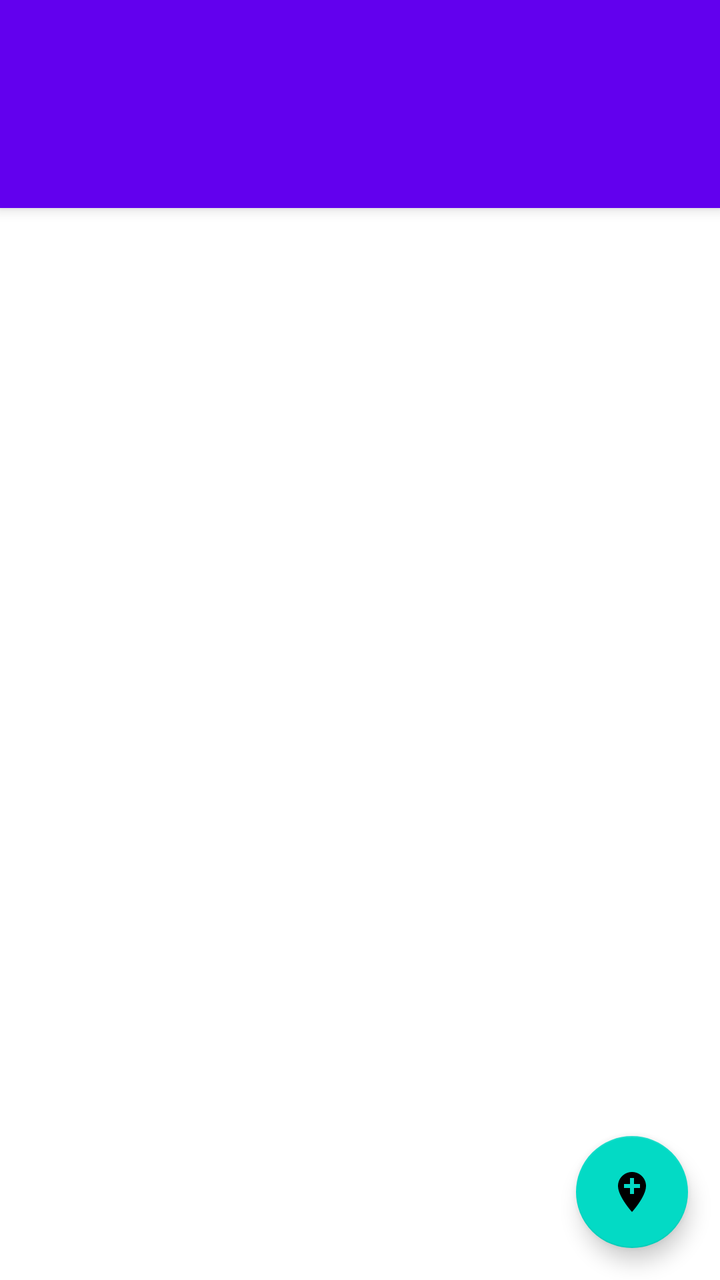
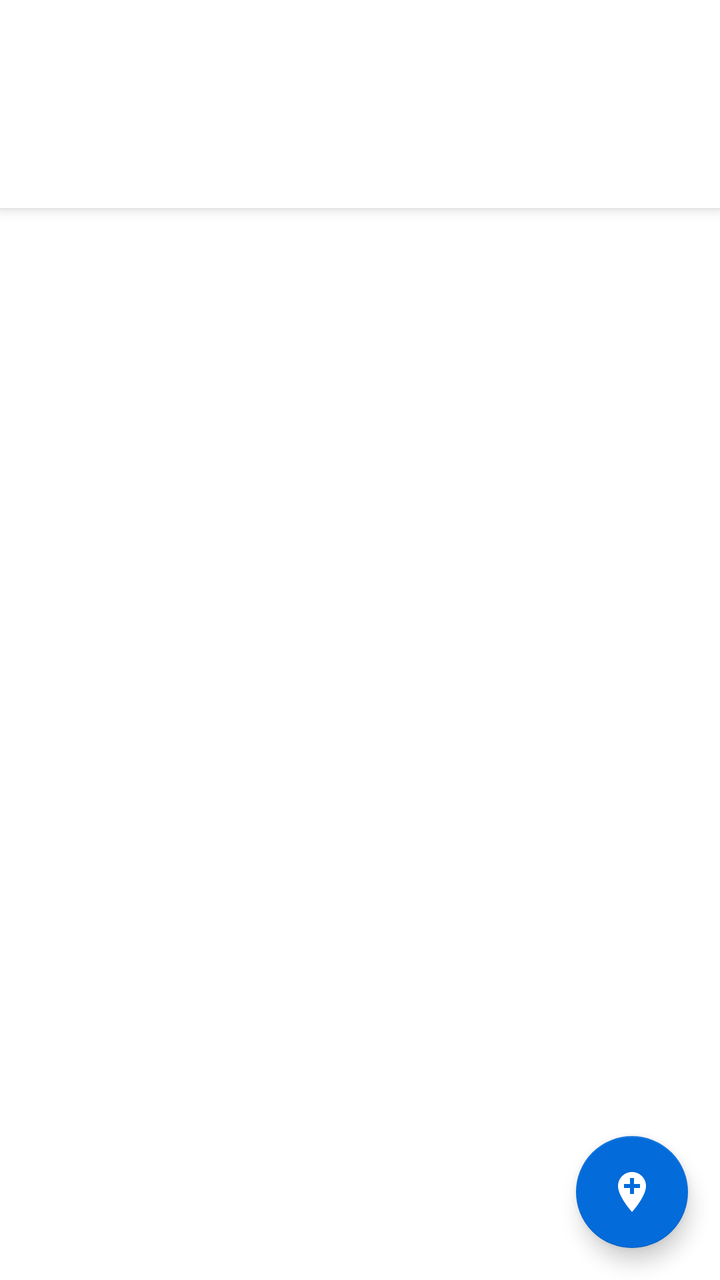

Compare the two renders of this Android layout. The source of the first and the diff that turns it into the second are given below.
<!-- AndroidManifest.xml: application theme Theme.Bsilent -->
<!-- res/layout/activity_main.xml -->
<?xml version="1.0" encoding="utf-8"?>
<androidx.coordinatorlayout.widget.CoordinatorLayout android:layout_height="match_parent"
    xmlns:android="http://schemas.android.com/apk/res/android"
    android:layout_width="match_parent"
    android:fitsSystemWindows="true"
    xmlns:app="http://schemas.android.com/apk/res-auto">
    <com.google.android.material.appbar.AppBarLayout
        android:layout_width="match_parent"
        android:layout_height="wrap_content">
        <androidx.appcompat.widget.Toolbar
            android:id="@+id/toolbar"
            android:layout_width="match_parent"
            android:layout_height="?attr/actionBarSize"
            app:popupTheme="?attr/actionBarPopupTheme"
            app:layout_scrollFlags="scroll|enterAlways"/>
        <com.google.android.material.tabs.TabLayout
            android:layout_width="match_parent"
            android:id="@+id/tabs"
            android:layoutDirection="ltr"
            android:background="#0000"
            app:tabIndicatorFullWidth="false"
            app:tabIndicatorHeight="2dp"
            app:tabIndicatorAnimationMode="elastic"
            android:layout_height="wrap_content"/>
    </com.google.android.material.appbar.AppBarLayout>
    <androidx.viewpager2.widget.ViewPager2
        android:layout_width="match_parent"
        android:layout_height="match_parent"
        android:id="@+id/viewpager"
        app:layout_behavior="@string/appbar_scrolling_view_behavior"/>
    <com.google.android.material.floatingactionbutton.FloatingActionButton
        android:layout_width="wrap_content"
        android:layout_height="wrap_content"
        android:layout_alignParentRight="true"
        android:layout_alignParentBottom="true"
        android:id="@+id/location_fab"
        android:src="@drawable/ic_add_location"
        android:layout_marginRight="16dp"
        android:layout_marginBottom="16dp"
        android:layout_gravity="bottom|right"
        app:layout_anchorGravity="bottom|right|end" />
</androidx.coordinatorlayout.widget.CoordinatorLayout>
<!-- resources referenced by this layout -->
<resources>
  <!-- drawable ic_add_location (drawable) -->
  <vector android:height="24dp" android:tint="#FFFFFF"
      android:viewportHeight="24.0" android:viewportWidth="24.0"
      android:width="24dp" xmlns:android="http://schemas.android.com/apk/res/android">
      <path android:fillColor="#FF000000" android:pathData="M12,2C8.14,2 5,5.14 5,9c0,5.25 7,13 7,13s7,-7.75 7,-13c0,-3.86 -3.14,-7 -7,-7zM16,10h-3v3h-2v-3L8,10L8,8h3L11,5h2v3h3v2z"/>
  </vector>
  <style name="Theme.Bsilent" parent="Theme.MaterialComponents.DayNight.NoActionBar">
          
          <item name="colorPrimary">@color/purple_500</item>
          <item name="colorPrimaryVariant">@color/purple_700</item>
          <item name="colorOnPrimary">@color/white</item>
          
          <item name="colorSecondary">@color/teal_200</item>
          <item name="colorSecondaryVariant">@color/teal_700</item>
          <item name="colorOnSecondary">@color/black</item>
          
          <item name="android:statusBarColor" tools:targetApi="l">?attr/colorPrimaryVariant</item>
          
      </style>
  <color name="purple_500">#FF6200EE</color>
  <color name="purple_700">#FF3700B3</color>
  <color name="white">#FFFFFFFF</color>
  <color name="teal_200">#FF03DAC5</color>
  <color name="teal_700">#FF018786</color>
  <color name="black">#FF000000</color>
</resources>

<!-- the commit's change to res/layout/activity_main.xml (unified diff, before → after) -->
@@ -19,7 +19,11 @@
             android:layoutDirection="ltr"
             android:background="#0000"
             app:tabIndicatorFullWidth="false"
-            app:tabIndicatorHeight="2dp"
+            app:tabIndicatorHeight="4dp"
+            app:tabSelectedTextColor="?attr/colorOnPrimary"
+            app:tabIndicatorColor="?attr/colorSecondary"
+            app:tabIconTint="@color/tabs_color"
+            app:tabIndicator="@drawable/tab_indicator"
             app:tabIndicatorAnimationMode="elastic"
             android:layout_height="wrap_content"/>
     </com.google.android.material.appbar.AppBarLayout>
<!-- resource entries referenced after the edit -->
@@ -6,24 +6,30 @@
       android:width="24dp" xmlns:android="http://schemas.android.com/apk/res/android">
       <path android:fillColor="#FF000000" android:pathData="M12,2C8.14,2 5,5.14 5,9c0,5.25 7,13 7,13s7,-7.75 7,-13c0,-3.86 -3.14,-7 -7,-7zM16,10h-3v3h-2v-3L8,10L8,8h3L11,5h2v3h3v2z"/>
   </vector>
+  <!-- drawable tab_indicator (drawable) -->
+  <?xml version="1.0" encoding="utf-8"?>
+  <shape xmlns:android="http://schemas.android.com/apk/res/android"
+      android:shape="rectangle">
+      <corners android:topLeftRadius="2.5dp"
+          android:topRightRadius="2.5dp"/>
+      <padding android:left="4dp" android:right="4dp"/>
+  </shape>
   <style name="Theme.Bsilent" parent="Theme.MaterialComponents.DayNight.NoActionBar">
           
-          <item name="colorPrimary">@color/purple_500</item>
-          <item name="colorPrimaryVariant">@color/purple_700</item>
-          <item name="colorOnPrimary">@color/white</item>
+          <item name="colorPrimary">@color/white</item>
+          <item name="colorPrimaryVariant">@color/gray</item>
+          <item name="colorOnPrimary">#232323</item>
           
-          <item name="colorSecondary">@color/teal_200</item>
+          <item name="colorSecondary">@color/accent</item>
           <item name="colorSecondaryVariant">@color/teal_700</item>
-          <item name="colorOnSecondary">@color/black</item>
+          <item name="colorOnSecondary">@color/white</item>
           
           <item name="android:statusBarColor" tools:targetApi="l">?attr/colorPrimaryVariant</item>
           
       </style>
-  <color name="purple_500">#FF6200EE</color>
-  <color name="purple_700">#FF3700B3</color>
   <color name="white">#FFFFFFFF</color>
-  <color name="teal_200">#FF03DAC5</color>
+  <color name="gray">#727272</color>
+  <color name="accent">#036BDA</color>
   <color name="teal_700">#FF018786</color>
-  <color name="black">#FF000000</color>
 </resources>
 
